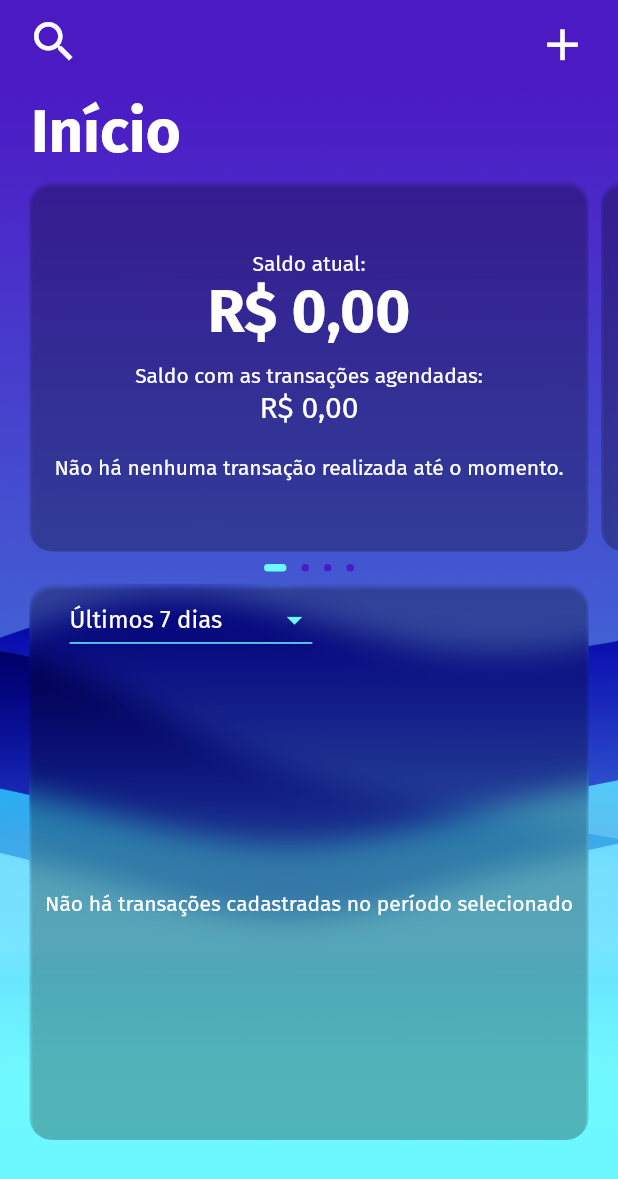
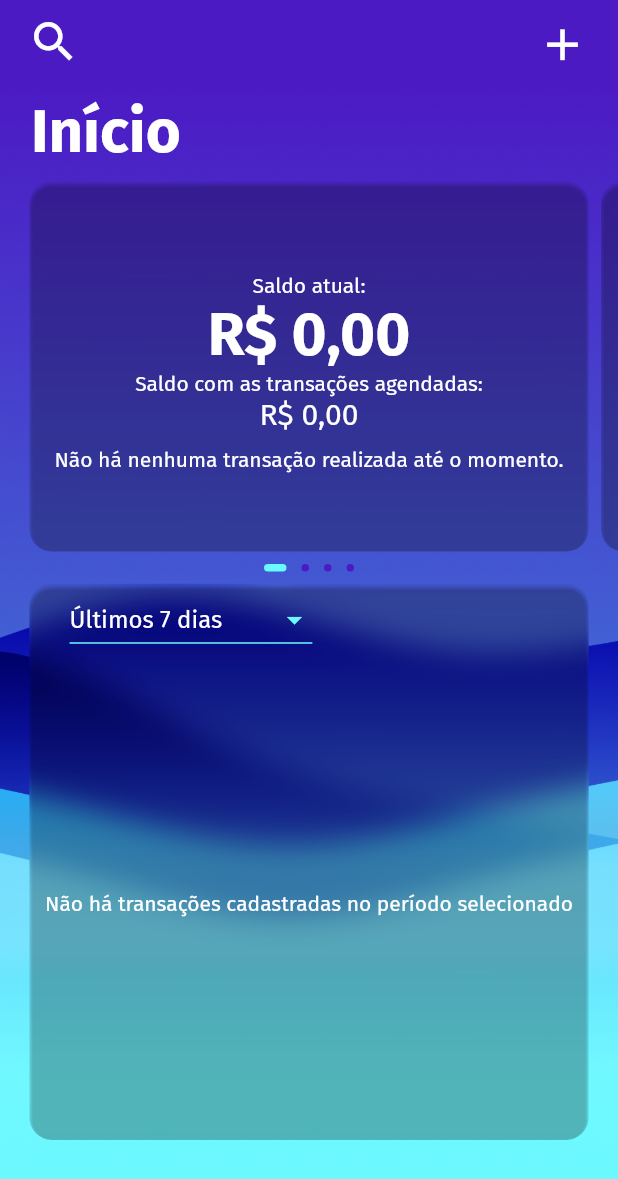
Before and after one commit to BrennerFerreira/personal_expenses_app, a Flutter app: the HomePage screen opened directly, on a phone screen of 412 x 824 dp. Shown: the top 1179 px of the screen. Run offline on Flutter 3.47's test engine with Material 2 defaults, Android fonts, the phone set to English and light mode, and no system bars; our stand-ins replace bloc, brasil_fields, equatable, flutter_bloc, sqflite; accounts and stored records are empty; project files that could hold a hidden picture were left out.

Commit message:
Refined User Trasaction Tile, Home Card and Future Transactions Card  widgets size and corrected Transaction Details Page to show installment value.

```diff
--- a/lib/pages/common/user_transaction_tile.dart
+++ b/lib/pages/common/user_transaction_tile.dart
@@ -5,14 +5,17 @@ import 'package:personal_expenses/models/transaction.dart';
 
 class UserTransactionTile extends StatelessWidget {
   final UserTransaction transaction;
+  final bool isDense;
   const UserTransactionTile({
     required this.transaction,
+    this.isDense = false,
   });
 
   @override
   Widget build(BuildContext context) {
     initializeDateFormatting();
     return ListTile(
+      dense: isDense,
       leading: Column(
         mainAxisSize: MainAxisSize.min,
         children: [
--- a/lib/pages/home_page/widgets/home_card.dart
+++ b/lib/pages/home_page/widgets/home_card.dart
@@ -39,6 +39,7 @@ class _HomeCardState extends State<HomeCard> {
                   child: ListView(
                     shrinkWrap: true,
                     children: [
+                      const SizedBox(height: 10),
                       const Text(
                         "Saldo atual:",
                         textAlign: TextAlign.center,
@@ -52,7 +53,6 @@ class _HomeCardState extends State<HomeCard> {
                         ),
                         textAlign: TextAlign.center,
                       ),
-                      const SizedBox(height: 10),
                       const Text(
                         "Saldo com as transações agendadas:",
                         textAlign: TextAlign.center,
@@ -65,14 +65,17 @@ class _HomeCardState extends State<HomeCard> {
                         ),
                         textAlign: TextAlign.center,
                       ),
-                      const SizedBox(height: 20),
+                      const SizedBox(height: 10),
                       if (state.lastTransaction != null)
                         const Text(
                           "Última transação realizada:",
                           textAlign: TextAlign.center,
                         ),
                       if (state.lastTransaction != null)
-                        UserTransactionTile(transaction: state.lastTransaction!)
+                        UserTransactionTile(
+                          transaction: state.lastTransaction!,
+                          isDense: true,
+                        )
                       else
                         const Text(
                           "Não há nenhuma transação realizada até o momento.",
--- a/lib/pages/transaction_details_page/transaction_detail_page.dart
+++ b/lib/pages/transaction_details_page/transaction_detail_page.dart
@@ -190,11 +190,9 @@ class _TransactionDetailsPageState extends State<TransactionDetailsPage> {
                                           state.originTransaction!
                                               .numberOfInstallments),
                                 ),
-                              if (!state.originTransaction!.isInstallment)
                               attributeRow(
                                 context,
-                                  preffix:
-                                      state.originTransaction!.isInstallment
+                                preffix: state.originTransaction!.isInstallment
                                     ? "Valor da parcela: "
                                     : "Valor: ",
                                 attribute: NumberFormat.currency(
```
Also changed, not shown: lib/pages/home_page/widgets/future_transactions_card.dart (+5 -3 lines). Lines whose indentation alone changed are shown as unchanged.
